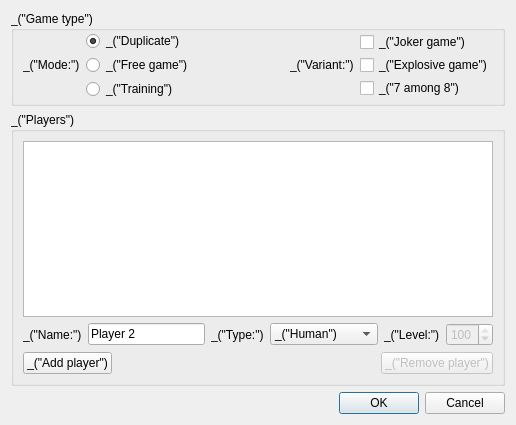
Above: qt/ui/new_game.ui from cjlano/eliot before the change. Below: the same form after it.
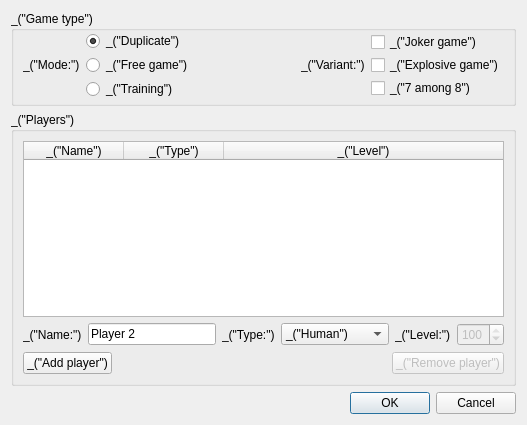
That is the form after the change.

Commit message: Use a QTableWidget instead of a QTreeView. This simplifies the code a little.

Diff of the .ui file:
```diff
--- a/qt/ui/new_game.ui
+++ b/qt/ui/new_game.ui
@@ -6,7 +6,7 @@
    <rect>
     <x>0</x>
     <y>0</y>
-    <width>516</width>
+    <width>527</width>
     <height>425</height>
    </rect>
   </property>
@@ -134,13 +134,43 @@
      </property>
      <layout class="QVBoxLayout">
       <item>
-       <widget class="QTreeView" name="treeViewPlayers">
-        <property name="editTriggers">
-         <set>QAbstractItemView::AnyKeyPressed|QAbstractItemView::DoubleClicked|QAbstractItemView::EditKeyPressed</set>
+       <widget class="QTableWidget" name="tablePlayers">
+        <property name="alternatingRowColors">
+         <bool>true</bool>
         </property>
-        <property name="rootIsDecorated">
+        <property name="selectionBehavior">
+         <enum>QAbstractItemView::SelectRows</enum>
+        </property>
+        <property name="showGrid">
          <bool>false</bool>
         </property>
+        <property name="columnCount">
+         <number>3</number>
+        </property>
+        <attribute name="horizontalHeaderHighlightSections">
+         <bool>false</bool>
+        </attribute>
+        <attribute name="horizontalHeaderStretchLastSection">
+         <bool>true</bool>
+        </attribute>
+        <attribute name="verticalHeaderVisible">
+         <bool>false</bool>
+        </attribute>
+        <column>
+         <property name="text">
+          <string>_(&quot;Name&quot;)</string>
+         </property>
+        </column>
+        <column>
+         <property name="text">
+          <string>_(&quot;Type&quot;)</string>
+         </property>
+        </column>
+        <column>
+         <property name="text">
+          <string>_(&quot;Level&quot;)</string>
+         </property>
+        </column>
        </widget>
       </item>
       <item>
```
The commit also changes 2 other files.
